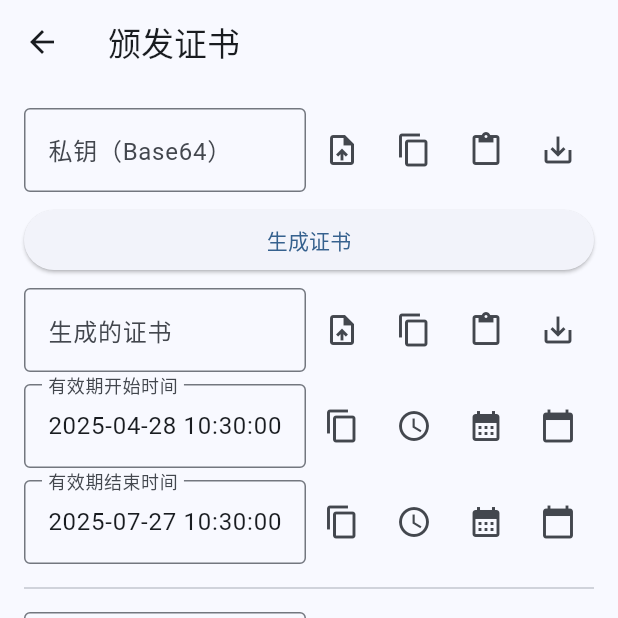
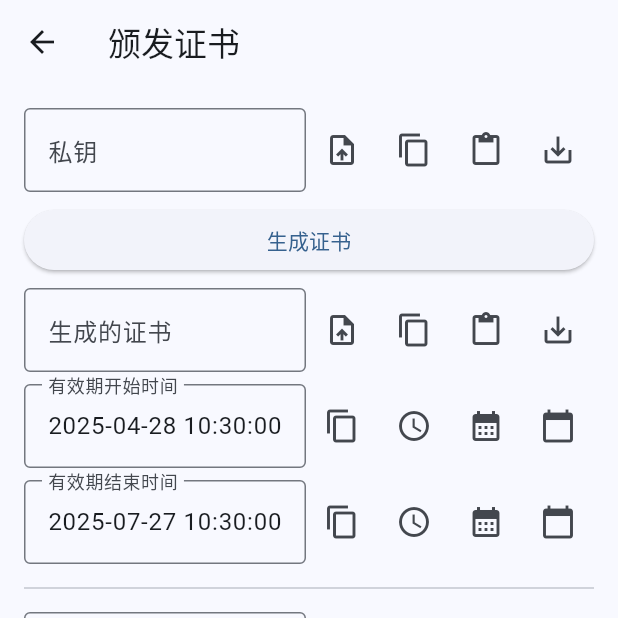
Before and after one commit to AoEiuV020/CertManager, a Flutter app: the CertIssuePage screen opened by its route, on a phone screen of 412 x 824 dp, the top half of it. Run offline on Flutter 3.47's test engine with Material 3 defaults, Android fonts, the phone set to English and light mode, and no system bars; our stand-ins replace basic_utils, file_picker; missing offline and left inert: pointycastle.

Commit message:
办法证书页不显示base64字样

```diff
--- a/lib/pages/cert_issue_page.dart
+++ b/lib/pages/cert_issue_page.dart
@@ -49,7 +49,7 @@ class _CertIssuePageState extends State<CertIssuePage> {
         padding: const EdgeInsets.all(16.0),
         child: ListView(
           children: [
-            FileInputField(labelText: '私钥（Base64）', controller: _keyController),
+            FileInputField(labelText: '私钥', controller: _keyController),
             SizedBox(height: 8),
             ElevatedButton(onPressed: _generateSignature, child: Text('生成证书')),
             SizedBox(height: 8),
```
